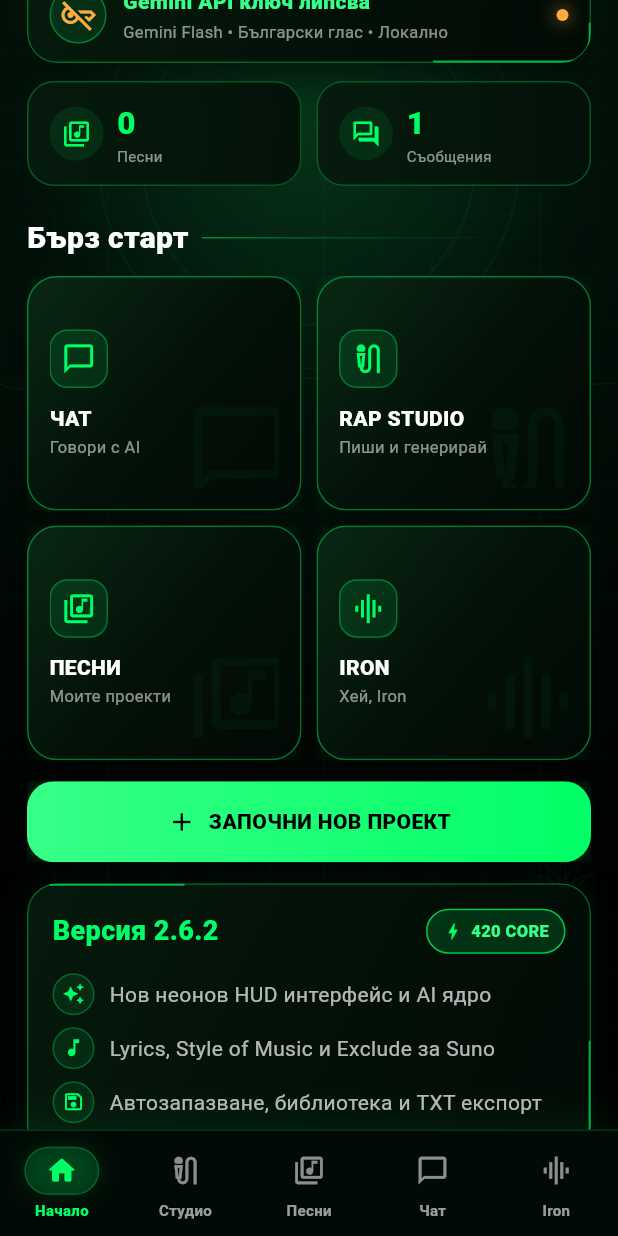
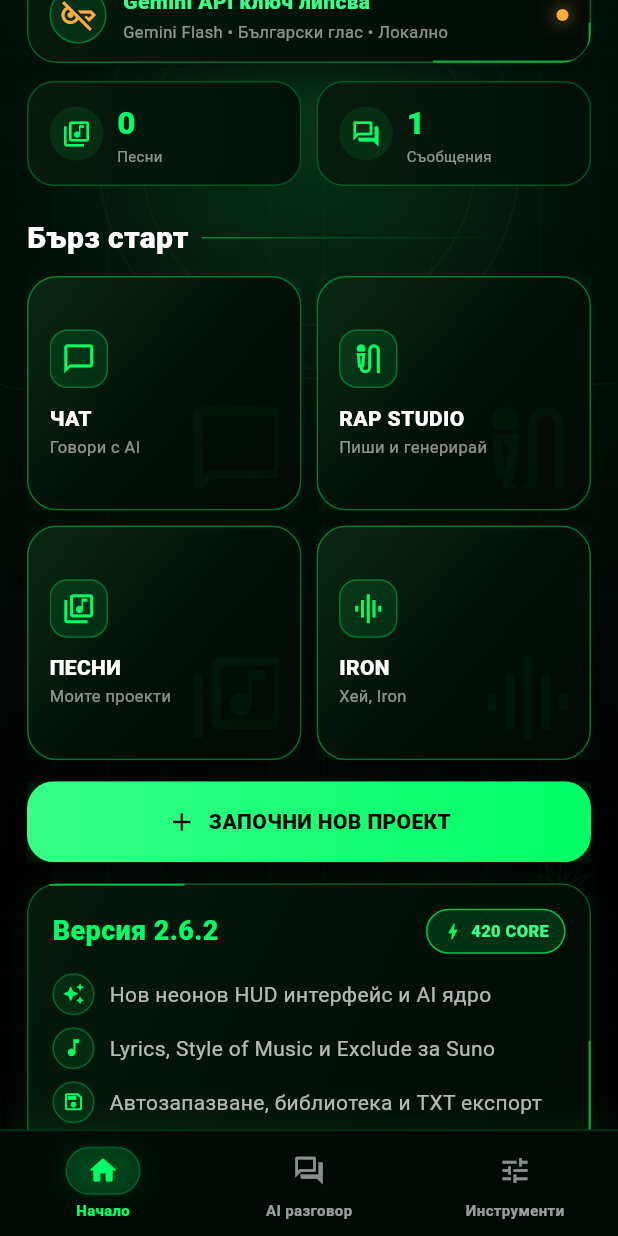
Before and after one commit to dimitrovmilan64-alt/iron-music-420-ai, a Flutter app: the screen it shows after launch, scrolled down 418 dp, on a phone screen of 412 x 824 dp. Run offline on Flutter 3.47's test engine with Material 3 defaults, Android fonts, the phone set to English and light mode, and no system bars; our stand-ins replace flutter_tts, share_plus, shared_preferences, speech_to_text; statements that could not run were skipped.

Commit message:
Simplify main navigation

```diff
--- a/lib/main.dart
+++ b/lib/main.dart
@@ -170,6 +170,8 @@ class _MainScreenState extends State<MainScreen> with WidgetsBindingObserver {
   int _currentIndex = 0;
   late final List<Widget> _pages;
 
+  static const _visibleSections = <int>[0, 3, 4];
+
   static const _navItems = <IronNavItem>[
     IronNavItem(
       icon: Icons.home_outlined,
@@ -177,24 +179,14 @@ class _MainScreenState extends State<MainScreen> with WidgetsBindingObserver {
       label: 'Начало',
     ),
     IronNavItem(
-      icon: Icons.mic_external_on_outlined,
-      selectedIcon: Icons.mic_external_on,
-      label: 'Студио',
+      icon: Icons.forum_outlined,
+      selectedIcon: Icons.forum_rounded,
+      label: 'AI разговор',
     ),
     IronNavItem(
-      icon: Icons.library_music_outlined,
-      selectedIcon: Icons.library_music,
-      label: 'Песни',
-    ),
-    IronNavItem(
-      icon: Icons.chat_bubble_outline,
-      selectedIcon: Icons.chat_bubble,
-      label: 'Чат',
-    ),
-    IronNavItem(
-      icon: Icons.graphic_eq_outlined,
-      selectedIcon: Icons.graphic_eq,
-      label: 'Iron',
+      icon: Icons.tune_outlined,
+      selectedIcon: Icons.tune_rounded,
+      label: 'Инструменти',
     ),
   ];
 
@@ -243,8 +235,10 @@ class _MainScreenState extends State<MainScreen> with WidgetsBindingObserver {
       resizeToAvoidBottomInset: true,
       body: IndexedStack(index: _currentIndex, children: _pages),
       bottomNavigationBar: IronBottomNavigation(
-        selectedIndex: _currentIndex,
-        onSelected: _openSection,
+        selectedIndex: _visibleSections.indexOf(_currentIndex) >= 0
+            ? _visibleSections.indexOf(_currentIndex)
+            : 0,
+        onSelected: (index) => _openSection(_visibleSections[index]),
         items: _navItems,
       ),
     );
```
